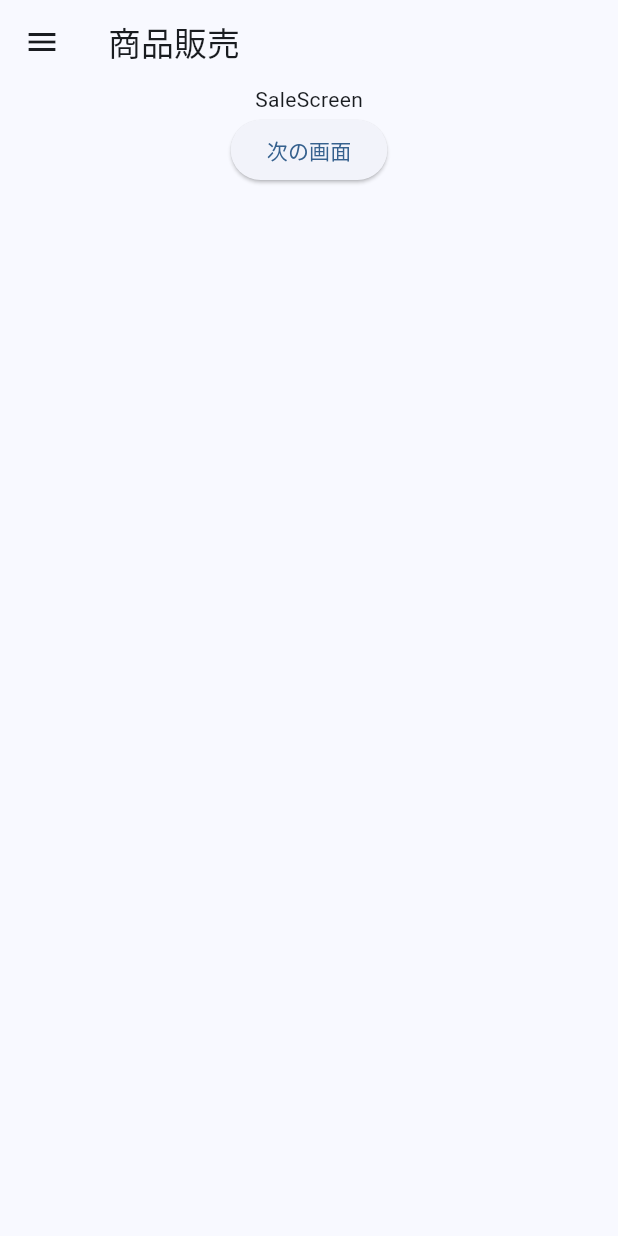
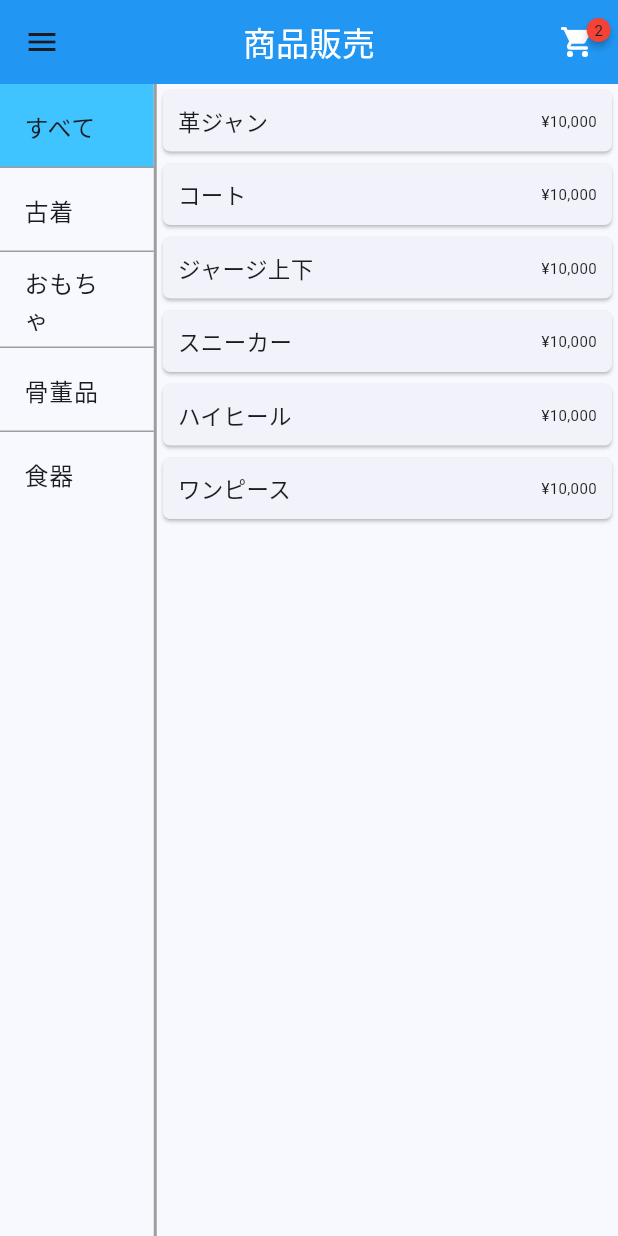
Before and after one commit to taimatu7/free_market_pos_flutter, a Flutter app: the screen it shows after launch, after a tap on "登録", on a phone screen of 412 x 824 dp. Run offline on Flutter 3.47's test engine with Material 3 defaults, Android fonts, the phone set to English and light mode, and no system bars; drawn by our look-alikes of badges; our stand-ins replace flutter_riverpod.

Commit message:
update: 商品販売画面のレイアウトを変更

```diff
--- a/lib/app.dart
+++ b/lib/app.dart
@@ -1,4 +1,5 @@
 import 'package:flutter/material.dart';
+import 'package:free_market_pos_flutter/presentation/constants/constants.dart';
 import 'package:free_market_pos_flutter/presentation/other/application/view/application_screen.dart';
 
 class App extends StatefulWidget {
@@ -15,6 +16,10 @@ class _AppState extends State<App> {
       theme: ThemeData(
         primarySwatch: Colors.blue,
         colorScheme: ColorScheme.fromSeed(seedColor: Colors.blue),
+        dividerTheme: const DividerThemeData(
+          color: dividerColor,
+          thickness: 1,
+        ),
       ),
       home: const ApplicationScreen(),
     );
--- a/lib/presentation/constants/constants.dart
+++ b/lib/presentation/constants/constants.dart
@@ -5,6 +5,7 @@ const screenPaddingSize = 15.0;
 const titleColor = Colors.white;
 const appBarColor = Colors.blue;
 const bottonTextColor = Colors.white;
+const dividerColor = Colors.grey;
 
 // アプリ起動画面
 const textColorApplication = Colors.white;
@@ -15,3 +16,7 @@ const subTitleFontSizeApplication = 15.0;
 // 店舗登録画面
 const inputLabelFontSizeStore = 20.0;
 const buttonFontSizeStore = 20.0;
+
+// 商品販売画面
+const itemTitleFontSizeSale = 15.0;
+const itemPriceFontSizeSale = 10.0;
--- a/lib/presentation/sale/sale/view/sale_screen.dart
+++ b/lib/presentation/sale/sale/view/sale_screen.dart
@@ -1,5 +1,7 @@
 import 'package:flutter/material.dart';
+import 'package:free_market_pos_flutter/presentation/components/cart/cart.dart';
 import 'package:free_market_pos_flutter/presentation/components/side_drawer/side_drawer.dart';
+import 'package:free_market_pos_flutter/presentation/constants/constants.dart';
 import 'package:free_market_pos_flutter/presentation/sale/payment/view/payment_screen.dart';
 
 class SaleScreen extends StatefulWidget {
@@ -9,27 +11,114 @@ class SaleScreen extends StatefulWidget {
 }
 
 class _SaleScreenState extends State<SaleScreen> {
+  // 初期はすべてのカテゴリーを選択
+  int _selectedCategoryIndex = 0;
   @override
   Widget build(BuildContext context) {
     return Scaffold(
       appBar: AppBar(
-        title: const Text('商品販売'),
+        title: const Text('商品販売', style: TextStyle(color: titleColor)),
+        backgroundColor: appBarColor,
+        centerTitle: true,
+        actions: [
+          Padding(
+            padding: const EdgeInsets.only(right: 15.0),
+            child: Cart(),
+          )
+        ],
       ),
       drawer: const SideDrawer(),
-      body: Column(
+      body: Row(
         children: [
-          const Center(
-            child: Text("SaleScreen"),
+          Expanded(
+              flex: 1,
+              child: ListView.separated(
+                  itemBuilder: (BuildContext context, int index) {
+                    return Container(
+                        color: index == _selectedCategoryIndex
+                            ? Colors.lightBlueAccent
+                            : null,
+                        child: ListTile(
+                          title: Text(categoryList[index]),
+                          onTap: () {
+                            setState(() {
+                              // タップされたら選択されたカテゴリーのインデックスを更新
+                              _selectedCategoryIndex = index;
+                            });
+                          },
+                        ));
+                  },
+                  separatorBuilder: (BuildContext context, int index) =>
+                      const Divider(height: 0),
+                  itemCount: categoryList.length)),
+          Container(
+            width: 2,
+            color: dividerColor,
           ),
-          ElevatedButton(
-              onPressed: () {
-                Navigator.push(context, MaterialPageRoute(builder: (context) {
-                  return const PaymentScreen();
-                }));
-              },
-              child: const Text("次の画面"))
+          Expanded(
+            flex: 3,
+            child: ListView.builder(
+                itemBuilder: (BuildContext context, int index) {
+                  return GestureDetector(
+                    child: Card(
+                      shape: const RoundedRectangleBorder(
+                        borderRadius: BorderRadius.all(Radius.circular(5)),
+                      ),
+                      child: Row(
+                        children: [
+                          Expanded(
+                            flex: 3,
+                            child: Padding(
+                              padding: const EdgeInsets.all(10.0),
+                              child: Text(
+                                itemList[index].name,
+                                textAlign: TextAlign.left,
+                                style: const TextStyle(
+                                    fontSize: itemTitleFontSizeSale),
+                              ),
+                            ),
+                          ),
+                          const Expanded(
+                            flex: 1,
+                            child: Padding(
+                              padding: EdgeInsets.all(10.0),
+                              child: Text(
+                                '¥10,000',
+                                textAlign: TextAlign.right,
+                                style:
+                                    TextStyle(fontSize: itemPriceFontSizeSale),
+                              ),
+                            ),
+                          ),
+                        ],
+                      ),
+                    ),
+                    onTap: () {
+                      Navigator.push(context,
+                          MaterialPageRoute(builder: (context) {
+                        return const PaymentScreen();
+                      }));
+                    },
+                  );
+                },
+                itemCount: itemList.length),
+          ),
         ],
       ),
     );
   }
+
+  // テストデータ
+  // カテゴリーリスト
+  final categoryList = ["すべて", "古着", "おもちゃ", "骨董品", "食器"];
+
+  // 商品リスト
+  final List<({String name, int price})> itemList = [
+    (name: "革ジャン", price: 10000),
+    (name: "コート", price: 12000),
+    (name: "ジャージ上下", price: 3000),
+    (name: "スニーカー", price: 5000),
+    (name: "ハイヒール", price: 3000),
+    (name: "ワンピース", price: 5000),
+  ];
 }
```
